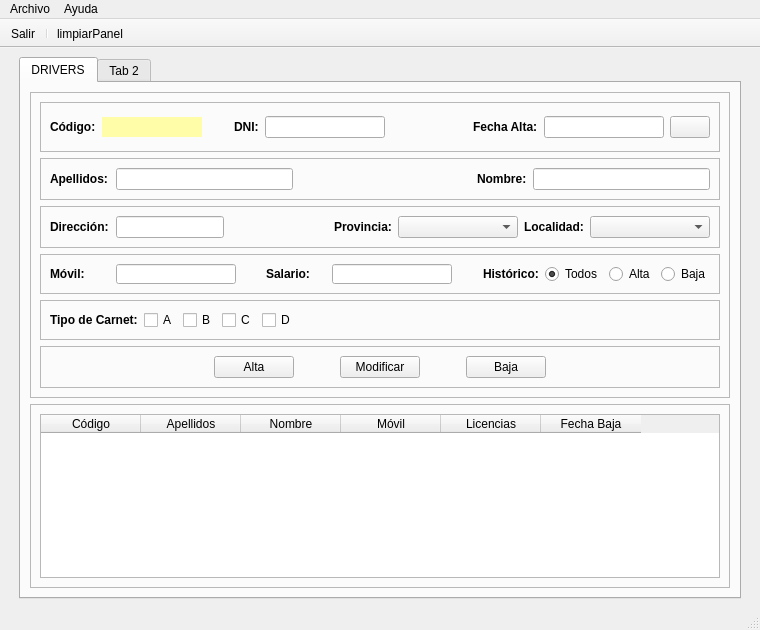
This is TEMA 1/templates/MainWindow.ui in braisdp6/2DAM_DI as Qt 5 draws it before an edit. The edited form follows.
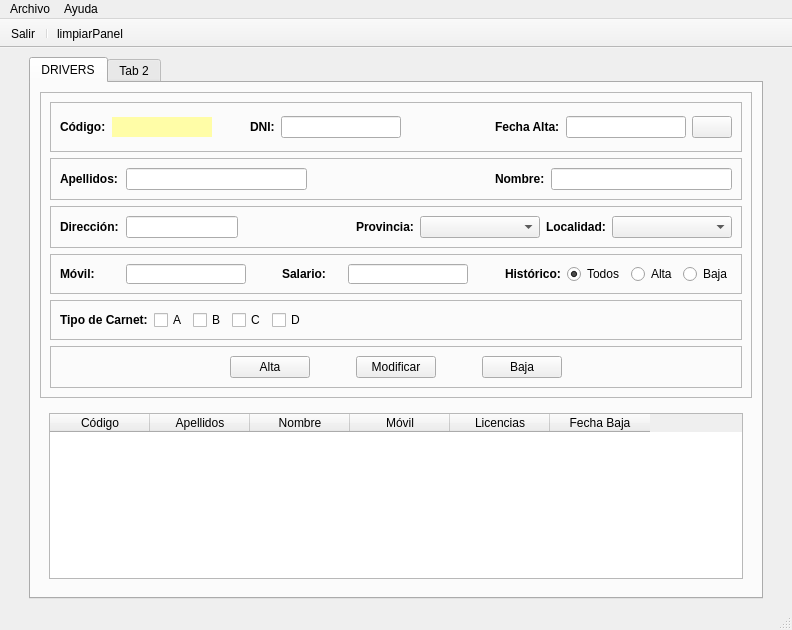
This is the edited form. Icons and pictures are not drawn.

```diff
--- a/TEMA 1/templates/MainWindow.ui
+++ b/TEMA 1/templates/MainWindow.ui
@@ -6,7 +6,7 @@
    <rect>
     <x>0</x>
     <y>0</y>
-    <width>760</width>
+    <width>792</width>
     <height>630</height>
    </rect>
   </property>
@@ -37,7 +37,7 @@
    </property>
    <property name="maximumSize">
     <size>
-     <width>1300</width>
+     <width>16777215</width>
      <height>16777215</height>
     </size>
    </property>
@@ -897,19 +897,13 @@
            </widget>
           </item>
           <item>
-           <widget class="QFrame" name="frameMostrarDatos">
+           <widget class="QWidget" name="widgetMostrarDatos" native="true">
             <property name="sizePolicy">
              <sizepolicy hsizetype="Expanding" vsizetype="Expanding">
               <horstretch>0</horstretch>
               <verstretch>0</verstretch>
              </sizepolicy>
             </property>
-            <property name="frameShape">
-             <enum>QFrame::StyledPanel</enum>
-            </property>
-            <property name="frameShadow">
-             <enum>QFrame::Plain</enum>
-            </property>
             <layout class="QVBoxLayout" name="verticalLayout_3">
              <item>
               <widget class="QTableWidget" name="tabDrivers">
@@ -1006,7 +1000,7 @@
     <rect>
      <x>0</x>
      <y>0</y>
-     <width>760</width>
+     <width>792</width>
      <height>26</height>
     </rect>
    </property>
```
Left out of the diff: 6 changed lines with no effect on the pictures.
